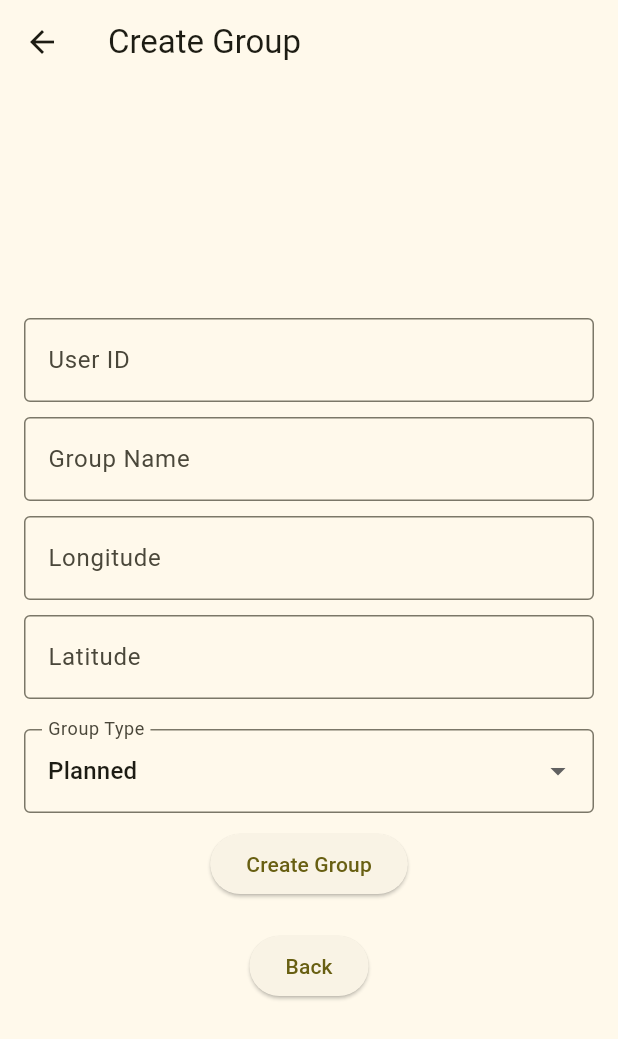
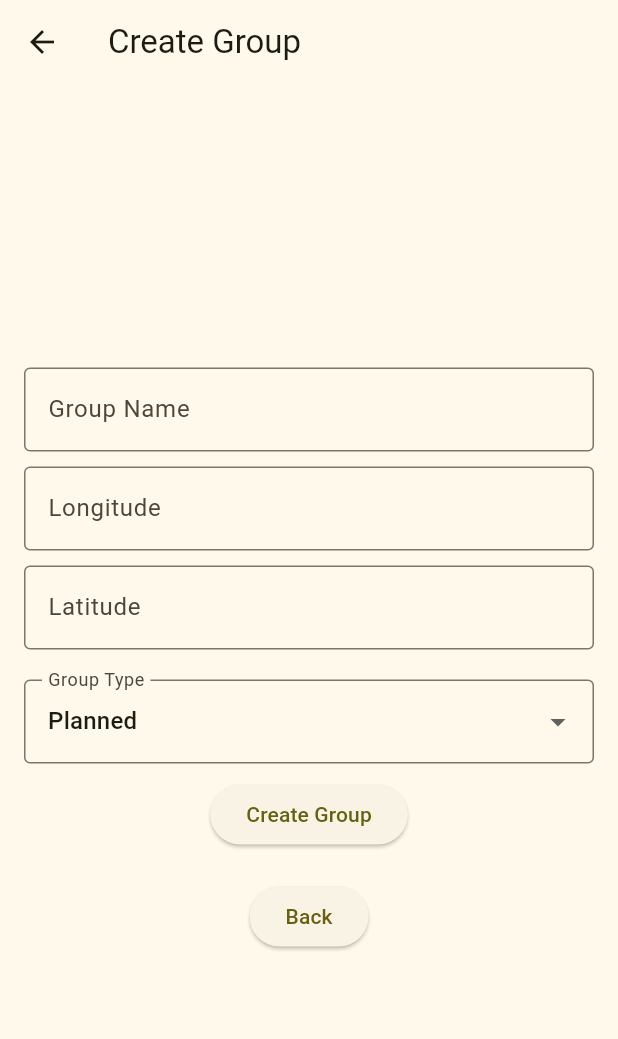
Before and after one commit to ryanhassell/VacationPlanner, a Flutter app: the screen it shows after launch, after a tap on "Create Group", on a phone screen of 412 x 824 dp. Shown: the top 1039 px of the screen. Run offline on Flutter 3.47's test engine with Material 3 defaults, Android fonts, the light colour scheme and no system bars; our stand-ins replace firebase_auth, firebase_core, firebase_storage, image_picker; accounts and stored records are empty; network calls fail.

```diff
--- a/lib/create_group_page.dart
+++ b/lib/create_group_page.dart
@@ -5,7 +5,8 @@ import 'dart:convert';
 import 'global_vars.dart';
 
 class CreateGroupPage extends StatefulWidget {
-  const CreateGroupPage({super.key});
+  final String uid;
+  const CreateGroupPage({super.key, required this.uid});
 
   @override
   _CreateGroupPageState createState() => _CreateGroupPageState();
@@ -13,7 +14,6 @@ class CreateGroupPage extends StatefulWidget {
 
 class _CreateGroupPageState extends State<CreateGroupPage> {
   final TextEditingController _groupNameController = TextEditingController();
-  final TextEditingController _userIdController = TextEditingController();
   final TextEditingController _longitudeController = TextEditingController();
   final TextEditingController _latitudeController = TextEditingController();
   String _selectedGroupType = 'Planned';
@@ -26,7 +26,7 @@ class _CreateGroupPageState extends State<CreateGroupPage> {
       Uri.parse(apiUrl),
       headers: {'Content-Type': 'application/json'},
       body: jsonEncode({
-        'owner': _userIdController.text,
+        'owner': widget.uid,
         'group_name': _groupNameController.text,
         'location_long': _longitudeController.text,
         'location_lat': _latitudeController.text,
@@ -57,14 +57,6 @@ class _CreateGroupPageState extends State<CreateGroupPage> {
         child: Column(
           mainAxisAlignment: MainAxisAlignment.center,
           children: [
-            TextField(
-              controller: _userIdController,
-              decoration: InputDecoration(
-                labelText: 'User ID',
-                border: OutlineInputBorder(),
-              ),
-            ),
-            const SizedBox(height: 10),
             TextField(
               controller: _groupNameController,
               decoration: InputDecoration(
--- a/lib/home_page.dart
+++ b/lib/home_page.dart
@@ -44,7 +44,7 @@ class HomePage extends StatelessWidget {
               onPressed: () {
                 Navigator.push(
                   context,
-                  MaterialPageRoute(builder: (context) => const CreateGroupPage()),
+                  MaterialPageRoute(builder: (context) => CreateGroupPage(uid: uid)),
                 );
               },
               child: const Text('Create Group'),
```
